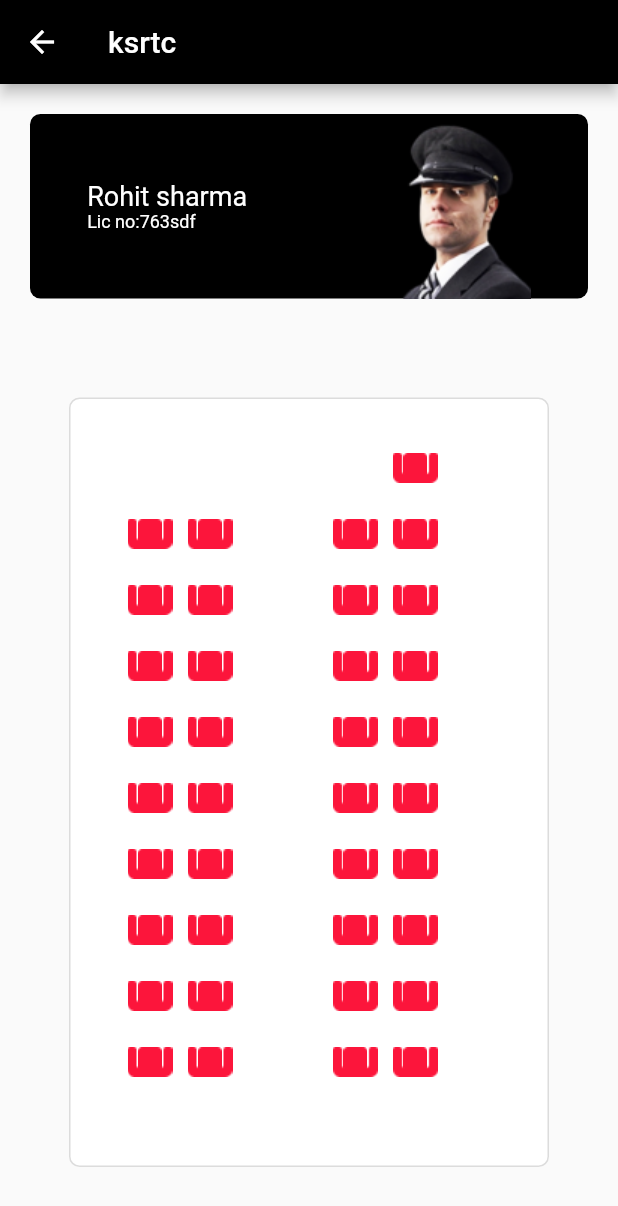
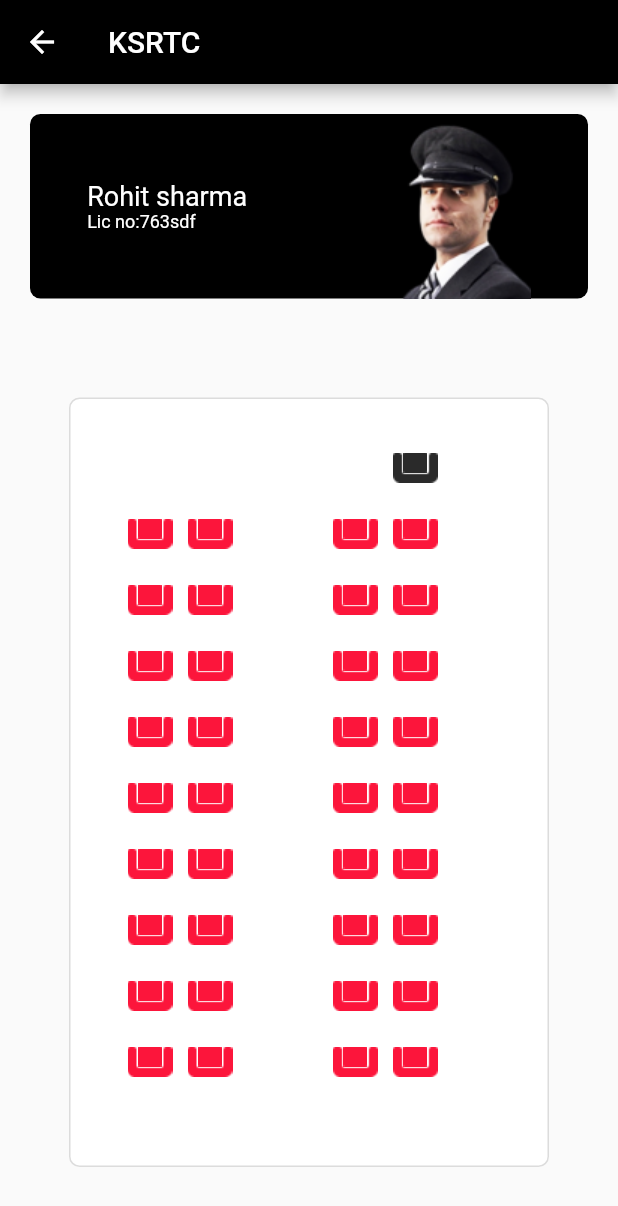
Before and after one commit to vishnuv6333/moovbe_test, a Flutter app: the HomeScreen screen opened by its route, after a tap on "Manage", on a phone screen of 412 x 824 dp. Shown: the top 1206 px of the screen. Run offline on Flutter 3.47's test engine with Material 2 defaults, Android fonts, the phone set to English and light mode, and no system bars; our stand-ins replace fluttertoast, hexcolor, shared_preferences; accounts and stored records are empty; Roboto replaces fonts that are missing (Axiforma).

Commit message:
final commit

```diff
--- /dev/null
+++ b/lib/Constant/arguments.dart
@@ -0,0 +1,6 @@
+class MyArguments {
+  final String argument1;
+  final String argument2;
+
+  MyArguments(this.argument1, this.argument2);
+}
--- a/lib/Constant/seat22.dart
+++ b/lib/Constant/seat22.dart
@@ -1,207 +1,119 @@
-List seat= [
+List seat = [
   [
-      {
-        "id": 1,
-        "top": 36,
-        "left": 215
-      }
+    {"id": 1, "top": 36, "left": 215}
   ],
   [
-      {
-        "id": 1,
-        "top": 80,
-        "left": 38
-      },
-      {
-        "id": 1,
-        "top": 80,
-        "left": 78
-      },
-      {
-        "id": 1,
-        "top": 80,
-        "left": 175
-      },
-      {
-        "id": 1,
-        "top": 80,
-        "left": 215
-      }
+    {"id": 1, "top": 80, "left": 38},
+    {"id": 1, "top": 80, "left": 78},
+    {"id": 1, "top": 80, "left": 175},
+    {"id": 1, "top": 80, "left": 215}
   ],
   [
-      {
-        "id": 1,
-        "top": 124,
-        "left": 38
-      },
-      {
-        "id": 1,
-        "top": 124,
-        "left": 78
-      },
-      {
-        "id": 1,
-        "top": 124,
-        "left": 175
-      },
-      {
-        "id": 1,
-        "top": 124,
-        "left": 215
-      }
+    {"id": 1, "top": 124, "left": 38},
+    {"id": 1, "top": 124, "left": 78},
+    {"id": 1, "top": 124, "left": 175},
+    {"id": 1, "top": 124, "left": 215}
   ],
   [
-      {
-        "id": 1,
-        "top": 168,
-        "left": 38
-      },
-      {
-        "id": 1,
-        "top": 168,
-        "left": 78
-      },
-      {
-        "id": 1,
-        "top": 168,
-        "left": 175
-      },
-      {
-        "id": 1,
-        "top": 168,
-        "left": 215
-      }
+    {"id": 1, "top": 168, "left": 38},
+    {"id": 1, "top": 168, "left": 78},
+    {"id": 1, "top": 168, "left": 175},
+    {"id": 1, "top": 168, "left": 215}
   ],
   [
-      {
-        "id": 1,
-        "top": 212,
-        "left": 38
-      },
-      {
-        "id": 1,
-        "top": 212,
-        "left": 78
-      },
-      {
-        "id": 1,
-        "top": 212,
-        "left": 175
-      },
-      {
-        "id": 1,
-        "top": 212,
-        "left": 215
-      }
+    {"id": 1, "top": 212, "left": 38},
+    {"id": 1, "top": 212, "left": 78},
+    {"id": 1, "top": 212, "left": 175},
+    {"id": 1, "top": 212, "left": 215}
   ],
   [
-      {
-        "id": 1,
-        "top": 256,
-        "left": 38
-      },
-      {
-        "id": 1,
-        "top": 256,
-        "left": 78
-      },
-      {
-        "id": 1,
-        "top": 256,
-        "left": 175
-      },
-      {
-        "id": 1,
-        "top": 256,
-        "left": 215
-      }
+    {"id": 1, "top": 256, "left": 38},
+    {"id": 1, "top": 256, "left": 78},
+    {"id": 1, "top": 256, "left": 175},
+    {"id": 1, "top": 256, "left": 215}
   ],
   [
-      {
-        "id": 1,
-        "top": 300,
-        "left": 38
-      },
-      {
-        "id": 1,
-        "top": 300,
-        "left": 78
-      },
-      {
-        "id": 1,
-        "top": 300,
-        "left": 175
-      },
-      {
-        "id": 1,
-        "top": 300,
-        "left": 215
-      }
+    {"id": 1, "top": 300, "left": 38},
+    {"id": 1, "top": 300, "left": 78},
+    {"id": 1, "top": 300, "left": 175},
+    {"id": 1, "top": 300, "left": 215}
   ],
   [
-      {
-        "id": 1,
-        "top": 344,
-        "left": 38
-      },
-      {
-        "id": 1,
-        "top": 344,
-        "left": 78
-      },
-      {
-        "id": 1,
-        "top": 344,
-        "left": 175
-      },
-      {
-        "id": 1,
-        "top": 344,
-        "left": 215
-      }
+    {"id": 1, "top": 344, "left": 38},
+    {"id": 1, "top": 344, "left": 78},
+    {"id": 1, "top": 344, "left": 175},
+    {"id": 1, "top": 344, "left": 215}
   ],
   [
-      {
-        "id": 1,
-        "top": 388,
-        "left": 38
-      },
-      {
-        "id": 1,
-        "top": 388,
-        "left": 78
-      },
-      {
-        "id": 1,
-        "top": 388,
-        "left": 175
-      },
-      {
-        "id": 1,
-        "top": 388,
-        "left": 215
-      }
+    {"id": 1, "top": 388, "left": 38},
+    {"id": 1, "top": 388, "left": 78},
+    {"id": 1, "top": 388, "left": 175},
+    {"id": 1, "top": 388, "left": 215}
   ],
   [
-      {
-        "id": 1,
-        "top": 432,
-        "left": 38
-      },
-      {
-        "id": 1,
-        "top": 432,
-        "left": 78
-      },
-      {
-        "id": 1,
-        "top": 432,
-        "left": 175
-      },
-      {
-        "id": 1,
-        "top": 432,
-        "left": 215
-      }
+    {"id": 1, "top": 432, "left": 38},
+    {"id": 1, "top": 432, "left": 78},
+    {"id": 1, "top": 432, "left": 175},
+    {"id": 1, "top": 432, "left": 215}
   ]
 ];
+
+List seat3 = [
+  [
+    {"id": 1, "top": 36, "left": 215}
+  ],
+  [
+    {"id": 1, "top": 79, "left": 38},
+    {"id": 1, "top": 79, "left": 127},
+    {"id": 1, "top": 79, "left": 171},
+    {"id": 1, "top": 79, "left": 215}
+  ],
+  [
+    {"id": 1, "top": 123, "left": 38},
+    {"id": 1, "top": 123, "left": 127},
+    {"id": 1, "top": 123, "left": 171},
+    {"id": 1, "top": 123, "left": 215}
+  ],
+  [
+    {"id": 1, "top": 167, "left": 38},
+    {"id": 1, "top": 167, "left": 127},
+    {"id": 1, "top": 167, "left": 171},
+    {"id": 1, "top": 167, "left": 215}
+  ],
+  [
+    {"id": 1, "top": 211, "left": 38},
+    {"id": 1, "top": 211, "left": 127},
+    {"id": 1, "top": 211, "left": 171},
+    {"id": 1, "top": 211, "left": 215}
+  ],
+  [
+    {"id": 1, "top": 255, "left": 38},
+    {"id": 1, "top": 255, "left": 127},
+    {"id": 1, "top": 255, "left": 171},
+    {"id": 1, "top": 255, "left": 215}
+  ],
+  [
+    {"id": 1, "top": 299, "left": 38},
+    {"id": 1, "top": 299, "left": 127},
+    {"id": 1, "top": 299, "left": 171},
+    {"id": 1, "top": 299, "left": 215}
+  ],
+  [
+    {"id": 1, "top": 343, "left": 38},
+    {"id": 1, "top": 343, "left": 127},
+    {"id": 1, "top": 343, "left": 171},
+    {"id": 1, "top": 343, "left": 215}
+  ],
+  [
+    {"id": 1, "top": 387, "left": 38},
+    {"id": 1, "top": 387, "left": 127},
+    {"id": 1, "top": 387, "left": 171},
+    {"id": 1, "top": 387, "left": 215}
+  ],
+  [
+    {"id": 1, "top": 431, "left": 38},
+    {"id": 1, "top": 431, "left": 127},
+    {"id": 1, "top": 431, "left": 171},
+    {"id": 1, "top": 431, "left": 215}
+  ]
+];
--- a/lib/Widget/bus_screen.dart
+++ b/lib/Widget/bus_screen.dart
@@ -1,6 +1,10 @@
+import 'dart:ffi';
+
 import 'package:flutter/material.dart';
 import 'package:hexcolor/hexcolor.dart';
 import 'package:mooovbe/Constant/seat22.dart';
+
+import '../Constant/arguments.dart';
 
 class BusDetails extends StatefulWidget {
   const BusDetails({Key? key}) : super(key: key);
@@ -10,33 +14,26 @@
 }
 
 class _BusDetailsState extends State<BusDetails> {
-  List seq = [];
+  int top = 0;
+
+  int left = 0;
+
   @override
   void initState() {
-    var au = seat[0][0]['id'];
-    double myDouble = au.toDouble();
-    print(myDouble.runtimeType);
-    int count = 36; // Number of elements in the sequence
-    List<int> sequence = [];
-
-    for (int i = 2; i <= count; i += 4) {
-      sequence.add(i);
-    }
-    print(sequence);
-    seq = sequence;
-
     super.initState();
   }
 
   @override
   Widget build(BuildContext context) {
+    final MyArguments? args =
+        ModalRoute.of(context)?.settings.arguments as MyArguments?;
+
     return Scaffold(
       appBar: AppBar(
           backgroundColor: Colors.black,
           actions: const [],
-          title: const Text("ksrtc")),
-      body: Container(
-        child: Column(
+          title: Text(args!.argument1)),
+      body: Column(
         children: [
           Container(
             margin: const EdgeInsets.all(20),
@@ -85,30 +82,43 @@
                 child: SingleChildScrollView(
                   scrollDirection: Axis.vertical,
                   child: Stack(
-                        children: List.generate(seat.length, (inde) {
+                      children: List.generate(
+                          args.argument2 == "2*2" ? seat.length : seat3.length,
+                          (inde) {
                     return Padding(
-                        padding: EdgeInsets.all(0),
+                      padding: const EdgeInsets.all(0),
                       child: Row(
                         children: [
                           Stack(
-                                children: List.generate(seat[inde].length, (index) {
-                              var tk = seat[inde][index]['top'];
-                              var le = seat[inde][index]['left'];
-                              double myDouble = tk.toDouble();
-                              double myDoub = le.toDouble();
+                              children: List.generate(
+                                  args.argument2 == "2*2"
+                                      ? seat[inde].length
+                                      : seat3[inde].length, (index) {
+                            if (args.argument2 == "2*2") {
+                              top = seat[inde][index]['top'];
+                              left = seat[inde][index]['left'];
+                            } else if (args.argument2 == "1*3") {
+                              top = seat3[inde][index]['top'];
+                              left = seat3[inde][index]['left'];
+                            }
+
+                            double myDouble = top.toDouble();
+                            double myDoub = left.toDouble();
                             return Padding(
-                                padding: EdgeInsets.only(
-                                    left: myDoub, top: myDouble),
-                                child: Container(
+                              padding:
+                                  EdgeInsets.only(left: myDoub, top: myDouble),
                               child: Stack(
                                 children: [
                                   Positioned(
                                       left: 6.9,
-                                          child: Image.asset(
-                                              "assets/img/Rectangle.png")),
-                                      Image.asset("assets/img/Union.png"),
+                                      top: -2,
+                                      child: Image.asset(inde == 0
+                                          ? "assets/img/Rectangleblack.png"
+                                          : "assets/img/Rectangle.png")),
+                                  Image.asset(inde == 0
+                                      ? "assets/img/Unionblack.png"
+                                      : "assets/img/Union.png"),
                                 ],
-                                  ),
                               ),
                             );
                           }))
@@ -122,7 +132,6 @@
           ),
         ],
       ),
-      ),
     );
   }
 }
--- a/lib/Widget/common/bus_driver_list.dart
+++ b/lib/Widget/common/bus_driver_list.dart
@@ -1,8 +1,7 @@
 import 'package:flutter/material.dart';
 import 'package:hexcolor/hexcolor.dart';
-import 'package:mooovbe/Model/driver_model.dart';
 import 'package:provider/provider.dart';
-
+import '../../Constant/arguments.dart';
 import '../../Provider/driver_list.dart';
 
 class CommonList extends StatefulWidget {
@@ -34,7 +33,7 @@
             : itemProvider.driverLists.driverList.length,
         itemBuilder: (context, index) {
           return Container(
-            height: 90,
+            height: 95,
             margin: const EdgeInsets.only(bottom: 9, top: 9),
             decoration: const BoxDecoration(
               color: Color(0xFFffffff),
@@ -45,8 +44,8 @@
                   blurRadius: 11.0,
                   spreadRadius: 2.0,
                   offset: Offset(
-                    2.0, // Move to right 5  horizontally
-                    2.0, // Move to bottom 5 Vertically
+                    2.0,
+                    2.0,
                   ),
                 )
               ],
@@ -54,7 +53,12 @@
             child: Center(
               child: ListTile(
                 minLeadingWidth: 40,
-                leading: Container(child: Image.asset("assets/img/bus2.png")),
+                leading: widget.type == 'Bus'
+                    ? Image.asset("assets/img/bus2.png")
+                    : const CircleAvatar(
+                        backgroundImage: AssetImage('assets/img/Ellipse.png'),
+                        radius: 25,
+                      ),
                 title: Text(
                   widget.type == 'Bus'
                       ? widget.Buslist[index]['name']
@@ -65,15 +69,22 @@
                   widget.type == 'Bus'
                       ? widget.Buslist[index]['model']
                       : 'Lic no:${itemProvider.driverLists.driverList[index].licenseNo}',
-                  style: const TextStyle(fontFamily: "Axiforma"),
+                  style: const TextStyle(
+                    fontFamily: "Axiforma",
+                    overflow: TextOverflow.clip,
+                  ),
                 ),
                 trailing: InkWell(
                   onTap: () {
                     if (widget.type != 'Bus') {
                       itemProvider.deleteDriver(
                           index, itemProvider.driverLists.driverList[index].id);
-                    }else{
-                      Navigator.of(context).pushNamed('/busSeat');
+                    } else {
+                      Navigator.of(context).pushNamed(
+                        '/busSeat',
+                        arguments: MyArguments(widget.Buslist[index]['name'],
+                            widget.Buslist[index]['type']),
+                      );
                     }
                   },
                   child: Container(
--- a/lib/main.dart
+++ b/lib/main.dart
@@ -29,7 +29,6 @@
         theme: ThemeData(
           primarySwatch: Colors.blue,
         ),
-        // home: ggdh(context: context),
         home: const SplashScreen(),
         routes: RouteManage,
       ),
--- a/pubspec.yaml
+++ b/pubspec.yaml
@@ -76,6 +76,7 @@
     - assets/img/Rectangle.png
     - assets/img/Rectangleblack.png
     - assets/img/Unionblack.png
+    - assets/img/Ellipse.png
   #   - images/a_dot_ham.jpeg
 
   # An image asset can refer to one or more resolution-specific "variants", see
```
Also changed, not shown: lib/Constant/dummy.dart (+6 -13 lines), lib/Provider/auth_user.dart (+24 -22 lines), lib/Provider/driver_list.dart (+11 -11 lines), lib/Widget/Login_screen.dart (+14 -2 lines), lib/Widget/common/card.dart (+5 -6 lines), lib/Widget/home_screen.dart (+61 -1 lines), assets/img/Ellipse.png (added). Lines whose indentation alone changed are shown as unchanged.
